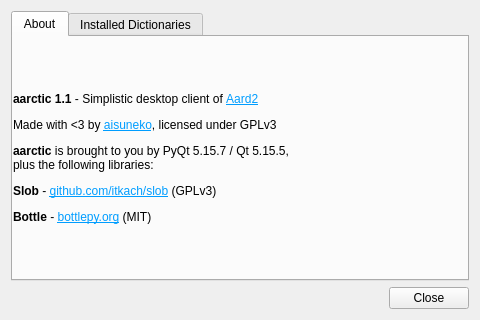
First picture: the form in src/aarctic/ui/about.ui, repository aisuneko/aarctic, before the edit.
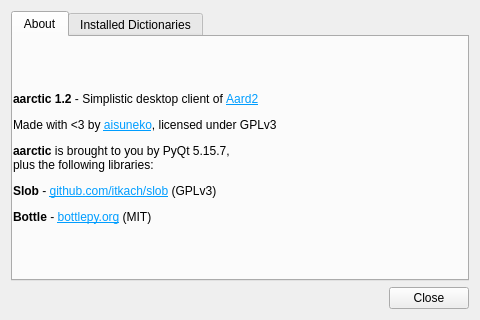
Second picture: the form after the edit. Icons and pictures are not drawn.

What changed in the file:
```diff
--- a/src/aarctic/ui/about.ui
+++ b/src/aarctic/ui/about.ui
@@ -52,7 +52,7 @@
        <item row="0" column="0">
         <widget class="QLabel" name="label">
          <property name="text">
-          <string>&lt;html&gt;&lt;head/&gt;&lt;body&gt;&lt;p&gt;&lt;span style=&quot; font-weight:600;&quot;&gt;aarctic 1.1 &lt;/span&gt;- Simplistic desktop client of &lt;a href=&quot;http://aarddict.org/&quot;&gt;&lt;span style=&quot; text-decoration: underline; color:#009dff;&quot;&gt;Aard2&lt;/span&gt;&lt;/a&gt;&lt;/p&gt;&lt;p&gt;Made with &amp;lt;3 by &lt;a href=&quot;https://github.com/aisuneko&quot;&gt;&lt;span style=&quot; text-decoration: underline; color:#009dff;&quot;&gt;aisuneko&lt;/span&gt;&lt;/a&gt;, licensed under GPLv3&lt;/p&gt;&lt;p&gt;&lt;span style=&quot; font-weight:600;&quot;&gt;aarctic&lt;/span&gt; is brought to you by PyQt 5.15.7 / Qt 5.15.5, &lt;br/&gt;plus the following libraries:&lt;/p&gt;&lt;p&gt;&lt;span style=&quot; font-weight:600;&quot;&gt;Slob&lt;/span&gt; - &lt;a href=&quot;https://github.com/itkach/slob&quot;&gt;&lt;span style=&quot; text-decoration: underline; color:#009dff;&quot;&gt;github.com/itkach/slob&lt;/span&gt;&lt;/a&gt; (GPLv3)&lt;/p&gt;&lt;p&gt;&lt;span style=&quot; font-weight:600;&quot;&gt;Bottle &lt;/span&gt;- &lt;a href=&quot;https://bottlepy.org/&quot;&gt;&lt;span style=&quot; text-decoration: underline; color:#009dff;&quot;&gt;bottlepy.org&lt;/span&gt;&lt;/a&gt; (MIT) &lt;/p&gt;&lt;/body&gt;&lt;/html&gt;</string>
+          <string>&lt;html&gt;&lt;head/&gt;&lt;body&gt;&lt;p&gt;&lt;span style=&quot; font-weight:600;&quot;&gt;aarctic 1.2 &lt;/span&gt;- Simplistic desktop client of &lt;a href=&quot;http://aarddict.org/&quot;&gt;&lt;span style=&quot; text-decoration: underline; color:#009dff;&quot;&gt;Aard2&lt;/span&gt;&lt;/a&gt;&lt;/p&gt;&lt;p&gt;Made with &amp;lt;3 by &lt;a href=&quot;https://github.com/aisuneko&quot;&gt;&lt;span style=&quot; text-decoration: underline; color:#009dff;&quot;&gt;aisuneko&lt;/span&gt;&lt;/a&gt;, licensed under GPLv3&lt;/p&gt;&lt;p&gt;&lt;span style=&quot; font-weight:600;&quot;&gt;aarctic&lt;/span&gt; is brought to you by PyQt 5.15.7, &lt;br/&gt;plus the following libraries:&lt;/p&gt;&lt;p&gt;&lt;span style=&quot; font-weight:600;&quot;&gt;Slob&lt;/span&gt; - &lt;a href=&quot;https://github.com/itkach/slob&quot;&gt;&lt;span style=&quot; text-decoration: underline; color:#009dff;&quot;&gt;github.com/itkach/slob&lt;/span&gt;&lt;/a&gt; (GPLv3)&lt;/p&gt;&lt;p&gt;&lt;span style=&quot; font-weight:600;&quot;&gt;Bottle &lt;/span&gt;- &lt;a href=&quot;https://bottlepy.org/&quot;&gt;&lt;span style=&quot; text-decoration: underline; color:#009dff;&quot;&gt;bottlepy.org&lt;/span&gt;&lt;/a&gt; (MIT) &lt;/p&gt;&lt;/body&gt;&lt;/html&gt;</string>
          </property>
         </widget>
        </item>
```
